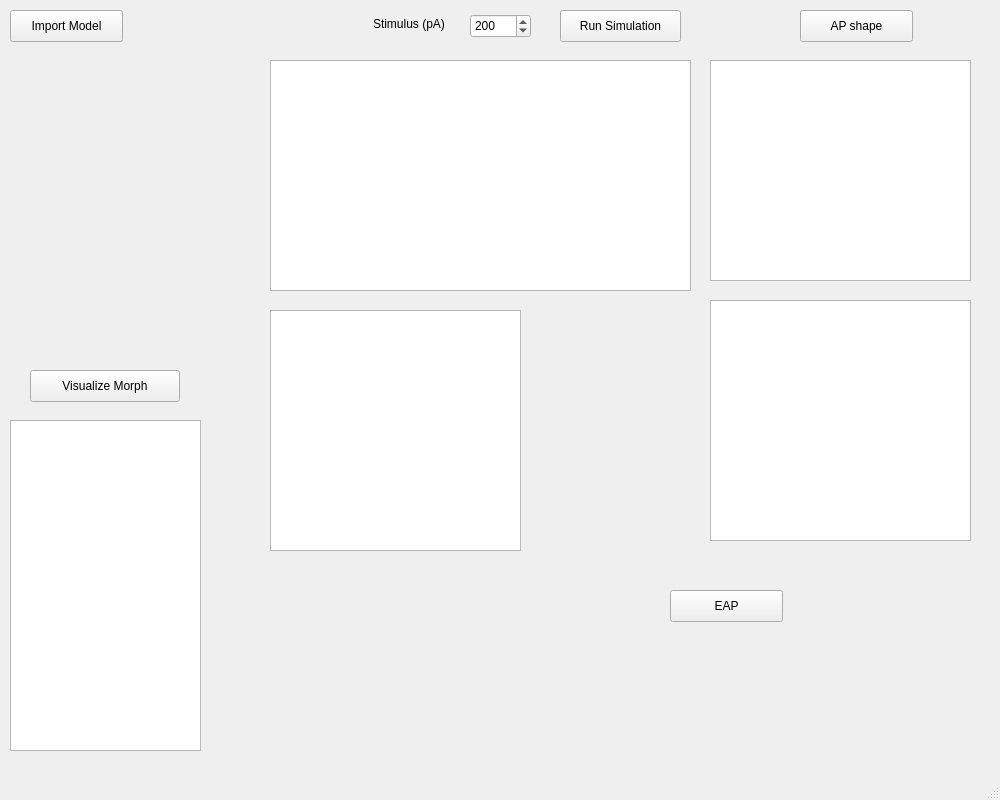
This is Model_viz.ui in anirban6908/NrnModelviz as Qt 5 draws it before an edit. The edited form follows.
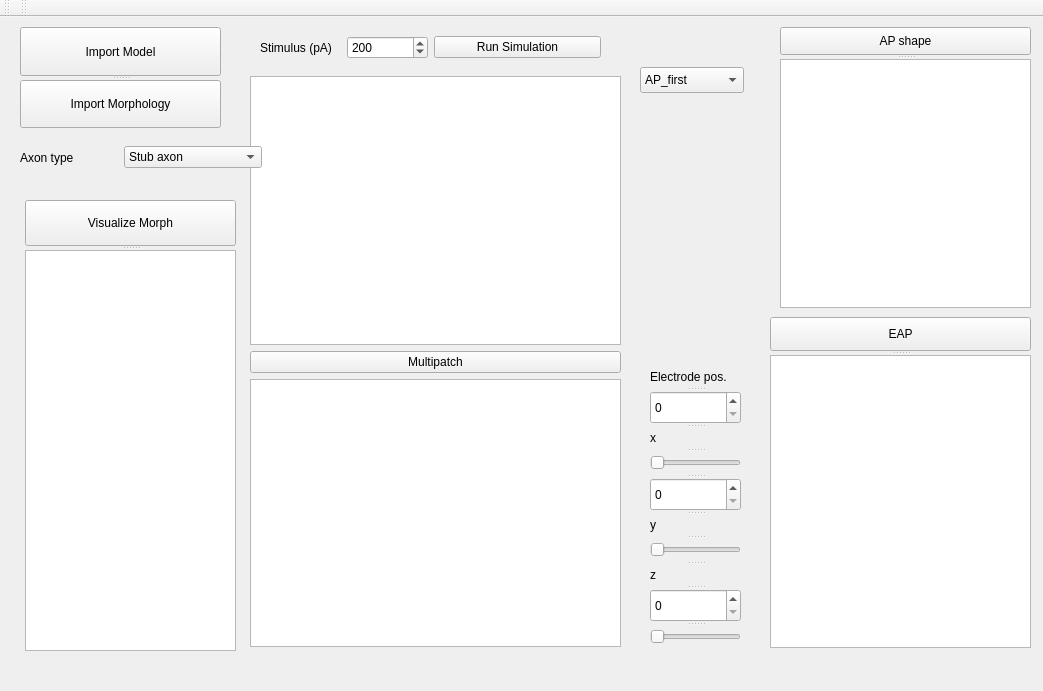
This is the edited form. Custom widgets are drawn as their Qt base class.

Diff of the .ui file:
```diff
--- a/Model_viz.ui
+++ b/Model_viz.ui
@@ -6,167 +6,286 @@
    <rect>
     <x>0</x>
     <y>0</y>
-    <width>1000</width>
-    <height>800</height>
+    <width>1043</width>
+    <height>691</height>
    </rect>
   </property>
   <property name="windowTitle">
    <string>MainWindow</string>
   </property>
   <widget class="QWidget" name="centralwidget">
-   <widget class="QPushButton" name="RunSimulation">
+   <widget class="QComboBox" name="comboBox">
     <property name="geometry">
      <rect>
-      <x>560</x>
-      <y>10</y>
-      <width>121</width>
-      <height>32</height>
+      <x>640</x>
+      <y>50</y>
+      <width>104</width>
+      <height>26</height>
      </rect>
     </property>
-    <property name="text">
-     <string>Run Simulation</string>
-    </property>
+    <item>
+     <property name="text">
+      <string>AP_first</string>
+     </property>
+    </item>
+    <item>
+     <property name="text">
+      <string>AP_last</string>
+     </property>
+    </item>
+    <item>
+     <property name="text">
+      <string>mean_AP</string>
+     </property>
+    </item>
    </widget>
-   <widget class="QPushButton" name="vizMorph">
+   <widget class="QSplitter" name="splitter_2">
     <property name="geometry">
      <rect>
-      <x>30</x>
-      <y>370</y>
-      <width>150</width>
-      <height>32</height>
-     </rect>
-    </property>
-    <property name="sizePolicy">
-     <sizepolicy hsizetype="Fixed" vsizetype="Fixed">
-      <horstretch>0</horstretch>
-      <verstretch>0</verstretch>
-     </sizepolicy>
-    </property>
-    <property name="text">
-     <string>Visualize Morph</string>
-    </property>
-   </widget>
-   <widget class="QPushButton" name="plotAPshape">
-    <property name="geometry">
-     <rect>
-      <x>800</x>
+      <x>20</x>
       <y>10</y>
-      <width>113</width>
-      <height>32</height>
+      <width>201</width>
+      <height>101</height>
      </rect>
     </property>
-    <property name="text">
-     <string>AP shape</string>
+    <property name="orientation">
+     <enum>Qt::Vertical</enum>
     </property>
+    <widget class="QPushButton" name="loadModel">
+     <property name="text">
+      <string>Import Model</string>
+     </property>
+    </widget>
+    <widget class="QPushButton" name="loadMorph">
+     <property name="text">
+      <string>Import Morphology</string>
+     </property>
+    </widget>
    </widget>
-   <widget class="QPushButton" name="plotEAP">
+   <widget class="QWidget" name="layoutWidget">
     <property name="geometry">
      <rect>
-      <x>670</x>
-      <y>590</y>
-      <width>113</width>
-      <height>32</height>
+      <x>20</x>
+      <y>120</y>
+      <width>242</width>
+      <height>41</height>
      </rect>
     </property>
-    <property name="text">
-     <string>EAP</string>
-    </property>
+    <layout class="QHBoxLayout" name="horizontalLayout">
+     <item>
+      <widget class="QLabel" name="label">
+       <property name="text">
+        <string>Axon type</string>
+       </property>
+      </widget>
+     </item>
+     <item>
+      <widget class="QComboBox" name="axonType">
+       <item>
+        <property name="text">
+         <string>Stub axon</string>
+        </property>
+       </item>
+       <item>
+        <property name="text">
+         <string>Reconstructed axon</string>
+        </property>
+       </item>
+      </widget>
+     </item>
+    </layout>
    </widget>
-   <widget class="QPushButton" name="loadModel">
+   <widget class="QSplitter" name="splitter">
     <property name="geometry">
      <rect>
-      <x>10</x>
-      <y>10</y>
-      <width>113</width>
-      <height>32</height>
+      <x>25</x>
+      <y>183</y>
+      <width>211</width>
+      <height>451</height>
      </rect>
     </property>
-    <property name="text">
-     <string>Import Model</string>
+    <property name="orientation">
+     <enum>Qt::Vertical</enum>
     </property>
+    <widget class="QPushButton" name="vizMorph">
+     <property name="sizePolicy">
+      <sizepolicy hsizetype="Fixed" vsizetype="Fixed">
+       <horstretch>0</horstretch>
+       <verstretch>0</verstretch>
+      </sizepolicy>
+     </property>
+     <property name="text">
+      <string>Visualize Morph</string>
+     </property>
+    </widget>
+    <widget class="PlotWidget" name="morphview"/>
    </widget>
-   <widget class="PlotWidget" name="morphview">
+   <widget class="QSplitter" name="splitter_3">
     <property name="geometry">
      <rect>
-      <x>10</x>
-      <y>420</y>
-      <width>191</width>
-      <height>331</height>
-     </rect>
-    </property>
-   </widget>
-   <widget class="PlotWidget" name="simview">
-    <property name="geometry">
-     <rect>
-      <x>270</x>
-      <y>60</y>
-      <width>421</width>
-      <height>231</height>
-     </rect>
-    </property>
-   </widget>
-   <widget class="PlotWidget" name="APshapeview">
-    <property name="geometry">
-     <rect>
-      <x>710</x>
-      <y>60</y>
-      <width>261</width>
-      <height>221</height>
-     </rect>
-    </property>
-   </widget>
-   <widget class="PlotWidget" name="EAPview">
-    <property name="geometry">
-     <rect>
-      <x>270</x>
-      <y>310</y>
+      <x>780</x>
+      <y>10</y>
       <width>251</width>
-      <height>241</height>
+      <height>281</height>
      </rect>
     </property>
+    <property name="orientation">
+     <enum>Qt::Vertical</enum>
+    </property>
+    <widget class="QPushButton" name="plotAPshape">
+     <property name="text">
+      <string>AP shape</string>
+     </property>
+    </widget>
+    <widget class="PlotWidget" name="APshapeview"/>
    </widget>
-   <widget class="PlotWidget" name="Patchview">
+   <widget class="QSplitter" name="splitter_4">
     <property name="geometry">
      <rect>
-      <x>710</x>
+      <x>770</x>
       <y>300</y>
       <width>261</width>
-      <height>241</height>
+      <height>331</height>
      </rect>
     </property>
-   </widget>
-   <widget class="QSpinBox" name="stimAmp">
-    <property name="geometry">
-     <rect>
-      <x>470</x>
-      <y>14</y>
-      <width>61</width>
-      <height>24</height>
-     </rect>
+    <property name="orientation">
+     <enum>Qt::Vertical</enum>
     </property>
-    <property name="minimum">
-     <number>-500</number>
-    </property>
-    <property name="maximum">
-     <number>500</number>
-    </property>
-    <property name="value">
-     <number>200</number>
-    </property>
+    <widget class="QPushButton" name="plotEAP">
+     <property name="text">
+      <string>EAP</string>
+     </property>
+    </widget>
+    <widget class="PlotWidget" name="EAPview"/>
    </widget>
-   <widget class="QLabel" name="stimLabel">
+   <widget class="QSplitter" name="splitter_5">
     <property name="geometry">
      <rect>
-      <x>373</x>
-      <y>14</y>
+      <x>650</x>
+      <y>350</y>
       <width>91</width>
-      <height>20</height>
+      <height>281</height>
      </rect>
     </property>
-    <property name="text">
-     <string>Stimulus (pA)</string>
+    <property name="orientation">
+     <enum>Qt::Vertical</enum>
     </property>
+    <widget class="QLabel" name="label_2">
+     <property name="text">
+      <string>Electrode pos.</string>
+     </property>
+    </widget>
+    <widget class="QSpinBox" name="electrode_x"/>
+    <widget class="QLabel" name="label_3">
+     <property name="text">
+      <string>x</string>
+     </property>
+    </widget>
+    <widget class="QSlider" name="x_slider">
+     <property name="orientation">
+      <enum>Qt::Horizontal</enum>
+     </property>
+    </widget>
+    <widget class="QSpinBox" name="electrode_y"/>
+    <widget class="QLabel" name="label_4">
+     <property name="text">
+      <string>y</string>
+     </property>
+    </widget>
+    <widget class="QSlider" name="y_slider">
+     <property name="orientation">
+      <enum>Qt::Horizontal</enum>
+     </property>
+    </widget>
+    <widget class="QLabel" name="label_5">
+     <property name="text">
+      <string>z</string>
+     </property>
+    </widget>
+    <widget class="QSpinBox" name="electrode_z"/>
+    <widget class="QSlider" name="z_slider">
+     <property name="orientation">
+      <enum>Qt::Horizontal</enum>
+     </property>
+    </widget>
    </widget>
+   <widget class="QWidget" name="layoutWidget">
+    <property name="geometry">
+     <rect>
+      <x>250</x>
+      <y>59</y>
+      <width>371</width>
+      <height>571</height>
+     </rect>
+    </property>
+    <layout class="QVBoxLayout" name="verticalLayout">
+     <item>
+      <widget class="PlotWidget" name="simview"/>
+     </item>
+     <item>
+      <widget class="QPushButton" name="pushButton">
+       <property name="text">
+        <string>Multipatch</string>
+       </property>
+      </widget>
+     </item>
+     <item>
+      <widget class="PlotWidget" name="PatchView"/>
+     </item>
+    </layout>
+   </widget>
+   <widget class="QWidget" name="layoutWidget">
+    <property name="geometry">
+     <rect>
+      <x>260</x>
+      <y>10</y>
+      <width>341</width>
+      <height>41</height>
+     </rect>
+    </property>
+    <layout class="QHBoxLayout" name="horizontalLayout_3">
+     <item>
+      <layout class="QHBoxLayout" name="horizontalLayout_2">
+       <item>
+        <widget class="QLabel" name="stimLabel">
+         <property name="text">
+          <string>Stimulus (pA)</string>
+         </property>
+        </widget>
+       </item>
+       <item>
+        <widget class="QSpinBox" name="stimAmp">
+         <property name="minimum">
+          <number>-500</number>
+         </property>
+         <property name="maximum">
+          <number>500</number>
+         </property>
+         <property name="value">
+          <number>200</number>
+         </property>
+        </widget>
+       </item>
+      </layout>
+     </item>
+     <item>
+      <widget class="QPushButton" name="RunSimulation">
+       <property name="text">
+        <string>Run Simulation</string>
+       </property>
+      </widget>
+     </item>
+    </layout>
+   </widget>
+   <zorder>splitter_2</zorder>
+   <zorder>layoutWidget</zorder>
+   <zorder>splitter</zorder>
+   <zorder>splitter_3</zorder>
+   <zorder>splitter_4</zorder>
+   <zorder>splitter_5</zorder>
+   <zorder>layoutWidget</zorder>
+   <zorder>layoutWidget</zorder>
+   <zorder>comboBox</zorder>
   </widget>
   <widget class="QMenuBar" name="menubar">
    <property name="geometry">
@@ -178,7 +297,28 @@
     </rect>
    </property>
   </widget>
-  <widget class="QStatusBar" name="statusbar"/>
+  <widget class="QToolBar" name="toolBar">
+   <property name="windowTitle">
+    <string>toolBar</string>
+   </property>
+   <attribute name="toolBarArea">
+    <enum>TopToolBarArea</enum>
+   </attribute>
+   <attribute name="toolBarBreak">
+    <bool>false</bool>
+   </attribute>
+  </widget>
+  <widget class="QToolBar" name="toolBar_2">
+   <property name="windowTitle">
+    <string>toolBar_2</string>
+   </property>
+   <attribute name="toolBarArea">
+    <enum>TopToolBarArea</enum>
+   </attribute>
+   <attribute name="toolBarBreak">
+    <bool>false</bool>
+   </attribute>
+  </widget>
  </widget>
  <customwidgets>
   <customwidget>
```
Left out of the diff: 91 changed lines with no effect on the pictures.
